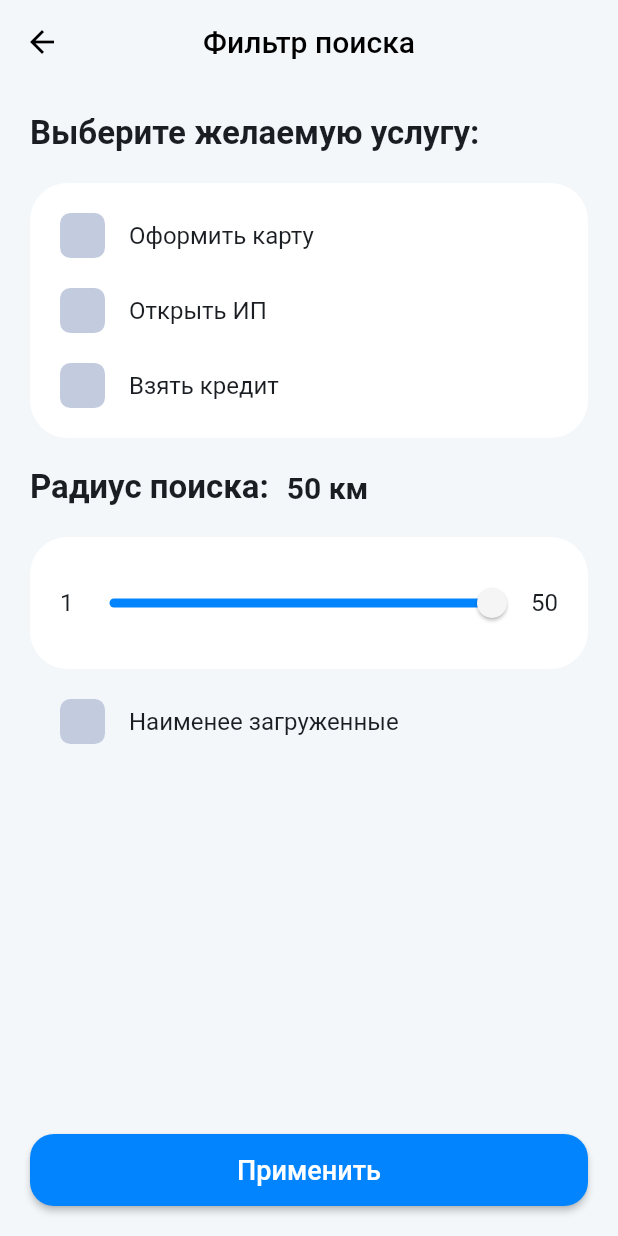
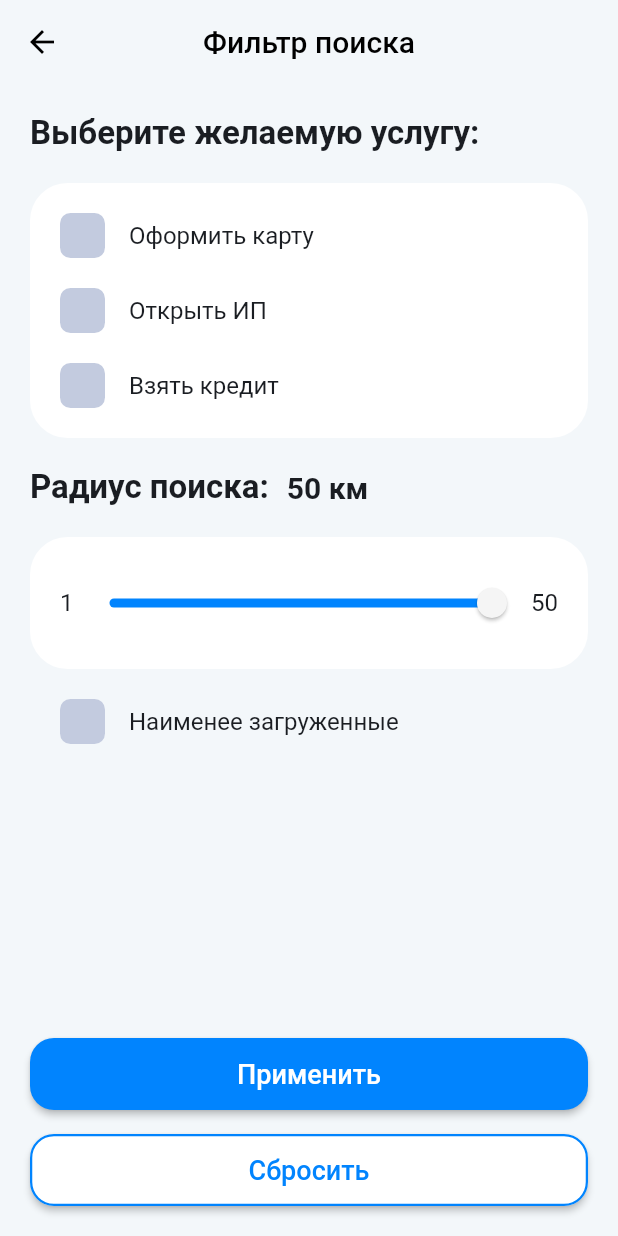
Before and after one commit to anpoda-agency/vtb-hack, a Flutter app: the screen it shows after launch, after a tap on an icon or button, on a phone screen of 412 x 824 dp. Run offline on Flutter 3.47's test engine with Material 2 defaults, Android fonts, the light colour scheme and no system bars; our stand-ins replace dio, flutter_bloc, flutter_native_splash, flutter_svg, geolocator, get_it and 2 more; missing offline and left inert: yandex_mapkit; accounts and stored records are empty.

Commit message:
fix_clear_filter_feature

```diff
--- a/lib/features/filter_page/bloc/filter_page_event.dart
+++ b/lib/features/filter_page/bloc/filter_page_event.dart
@@ -19,6 +19,8 @@ class FilterPageCheckFreeDepartments extends FilterPageEvent {}
 
 class FilterPageSubmit extends FilterPageEvent {}
 
+class FilterPageClear extends FilterPageEvent {}
+
 class FilterPageMsgErr extends FilterPageEvent {
   final String msg;
   FilterPageMsgErr(this.msg);
--- a/lib/features/filter_page/ui/filter_page.dart
+++ b/lib/features/filter_page/ui/filter_page.dart
@@ -41,12 +41,16 @@ class FilterPage extends StatelessWidget {
             backgroundColor: const Color(0xFFF3F7FA),
             bottomNavigationBar: Padding(
               padding: const EdgeInsets.all(20),
-              child: SizedBox(
+              child: Column(
+                mainAxisSize: MainAxisSize.min,
+                children: [
+                  SizedBox(
                     height: 48,
                     child: ElevatedButton(
                         onPressed: () => context.read<FilterPageBloc>().add(FilterPageSubmit()),
                         style: ButtonStyle(
-                      backgroundColor: MaterialStateProperty.all<Color>(const Color(0xFF0184FE)),
+                          backgroundColor:
+                              MaterialStateProperty.all<Color>(const Color(0xFF0184FE)),
                           shape: MaterialStateProperty.all(
                             RoundedRectangleBorder(
                               borderRadius: BorderRadius.circular(16),
@@ -62,6 +66,33 @@ class FilterPage extends StatelessWidget {
                             fontWeight: FontWeight.w500,
                           ),
                         ))),
+                  ),
+                  const SizedBox(
+                    height: 16,
+                  ),
+                  SizedBox(
+                    height: 48,
+                    child: ElevatedButton(
+                        onPressed: () => context.read<FilterPageBloc>().add(FilterPageClear()),
+                        style: ButtonStyle(
+                          backgroundColor: MaterialStateProperty.all<Color>(Colors.white),
+                          shape: MaterialStateProperty.all(
+                            RoundedRectangleBorder(
+                                borderRadius: BorderRadius.circular(16),
+                                side: const BorderSide(color: Color(0xFF0184FE), width: 1.5)),
+                          ),
+                        ),
+                        child: const Center(
+                            child: Text(
+                          'Сбросить',
+                          style: TextStyle(
+                            color: Color(0xFF0184FE),
+                            fontSize: 18,
+                            fontWeight: FontWeight.w500,
+                          ),
+                        ))),
+                  ),
+                ],
               ),
             ),
             body: Padding(
```
Also changed, not shown: lib/features/filter_page/bloc/filter_page_bloc.dart (+13 -0 lines). Lines whose indentation alone changed are shown as unchanged.
